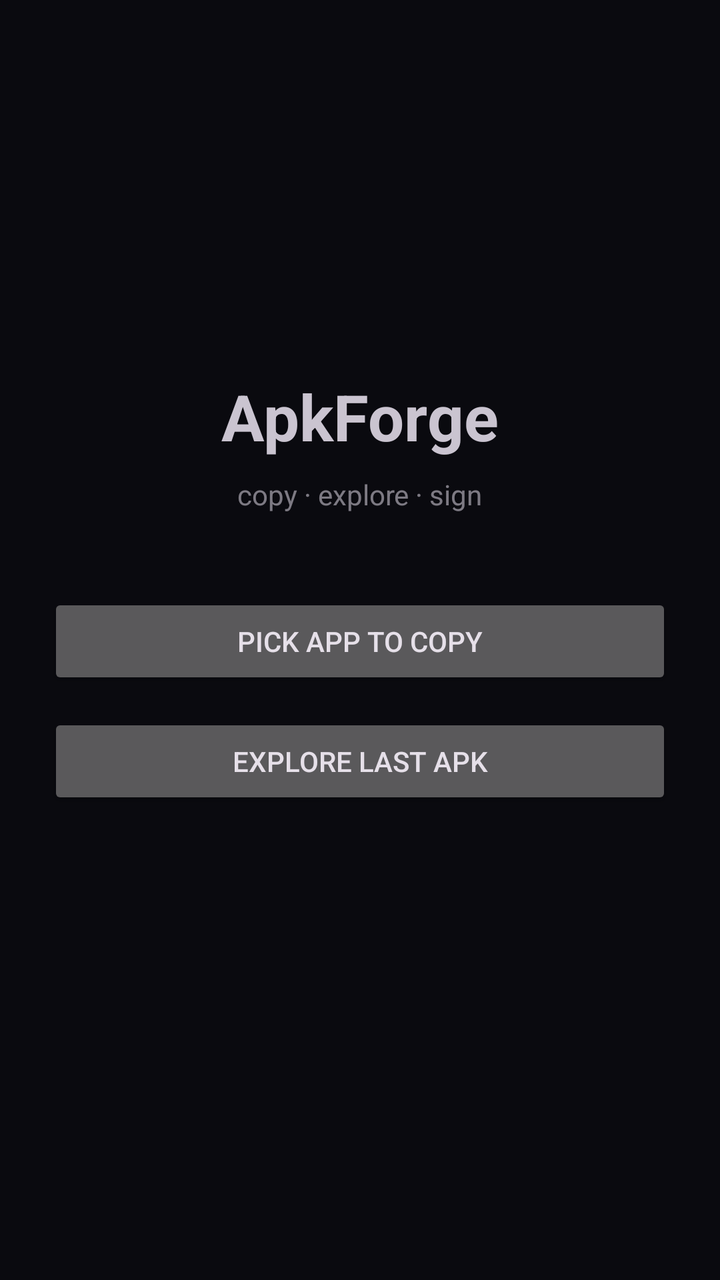
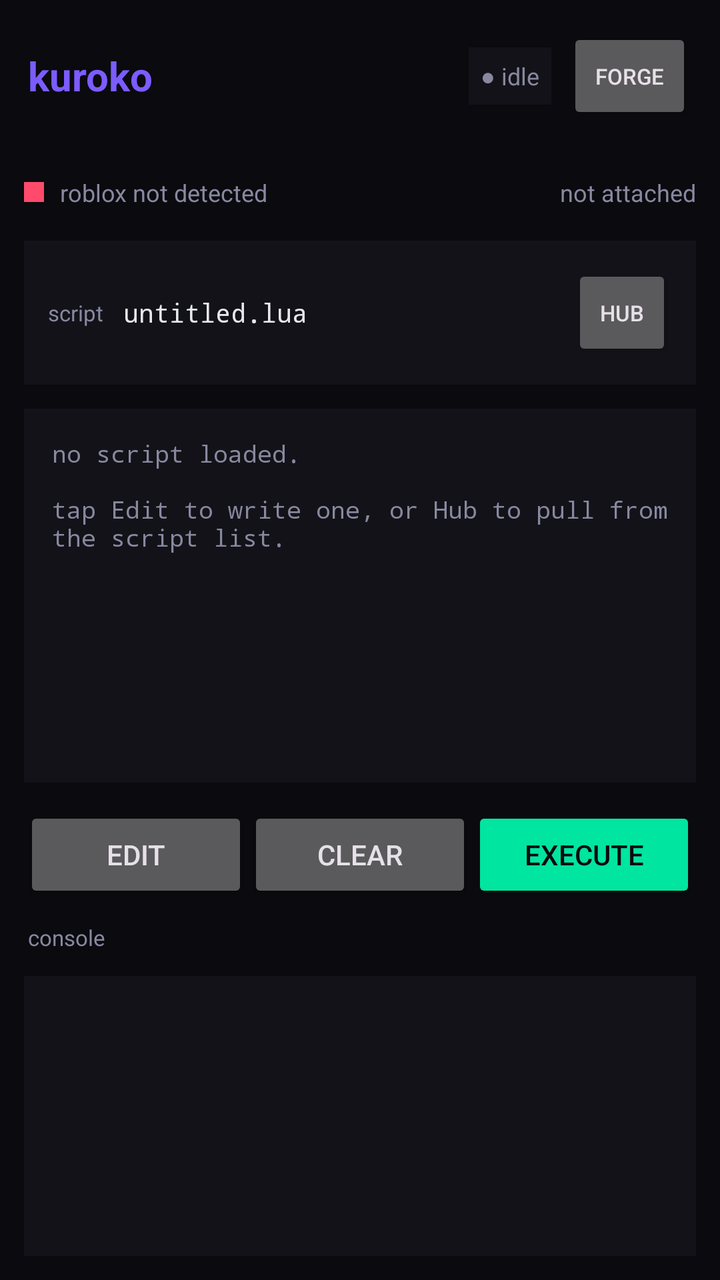

An Android layout rendered at two revisions. The XML below is the earlier revision; the diff shows what the commit changed to produce the second picture.
<!-- AndroidManifest.xml: application theme Theme.ApkForge -->
<!-- res/layout/activity_main.xml -->
<?xml version="1.0" encoding="utf-8"?>
<LinearLayout xmlns:android="http://schemas.android.com/apk/res/android"
    android:orientation="vertical"
    android:padding="24dp"
    android:gravity="center"
    android:layout_width="match_parent"
    android:layout_height="match_parent">

    <TextView
        android:text="ApkForge"
        android:textSize="32sp"
        android:textStyle="bold"
        android:layout_marginBottom="8dp"
        android:layout_width="wrap_content"
        android:layout_height="wrap_content"/>

    <TextView
        android:text="copy · explore · sign"
        android:textSize="14sp"
        android:alpha="0.6"
        android:layout_marginBottom="40dp"
        android:layout_width="wrap_content"
        android:layout_height="wrap_content"/>

    <Button
        android:id="@+id/btnPick"
        android:text="Pick App to Copy"
        android:layout_width="match_parent"
        android:layout_height="wrap_content"/>

    <Button
        android:id="@+id/btnExplore"
        android:text="Explore Last APK"
        android:layout_marginTop="12dp"
        android:layout_width="match_parent"
        android:layout_height="wrap_content"/>

    <TextView
        android:id="@+id/btnOut"
        android:textSize="12sp"
        android:alpha="0.7"
        android:layout_marginTop="32dp"
        android:layout_width="wrap_content"
        android:layout_height="wrap_content"/>
</LinearLayout>
<!-- resources referenced by this layout -->
<resources>
  <style name="Theme.ApkForge" parent="Theme.Material3.Dark.NoActionBar">
          <item name="android:statusBarColor">#0A0A0F</item>
          <item name="android:navigationBarColor">#0A0A0F</item>
          <item name="android:windowBackground">#0A0A0F</item>
          <item name="colorPrimary">#7C5CFF</item>
          <item name="colorOnPrimary">#FFFFFF</item>
          <item name="colorSurface">#121218</item>
          <item name="colorOnSurface">#E6E6EE</item>
      </style>
</resources>

<!-- the commit's change to res/layout/activity_main.xml (unified diff, before → after) -->
@@ -1,45 +1,196 @@
 <?xml version="1.0" encoding="utf-8"?>
 <LinearLayout xmlns:android="http://schemas.android.com/apk/res/android"
     android:orientation="vertical"
-    android:padding="24dp"
-    android:gravity="center"
+    android:background="@color/bg"
     android:layout_width="match_parent"
     android:layout_height="match_parent">
 
+    <LinearLayout
+        android:orientation="horizontal"
+        android:gravity="center_vertical"
+        android:padding="14dp"
+        android:layout_width="match_parent"
+        android:layout_height="wrap_content">
+
+        <TextView
+            android:text="kuroko"
+            android:textColor="@color/accent"
+            android:textStyle="bold"
+            android:textSize="20sp"
+            android:layout_weight="1"
+            android:layout_width="0dp"
+            android:layout_height="wrap_content"/>
+
+        <TextView
+            android:id="@+id/txtStatus"
+            android:text="● idle"
+            android:textColor="@color/text_dim"
+            android:background="@color/surface"
+            android:padding="6dp"
+            android:paddingStart="12dp"
+            android:paddingEnd="12dp"
+            android:textSize="12sp"
+            android:layout_marginEnd="8dp"
+            android:layout_width="wrap_content"
+            android:layout_height="wrap_content"/>
+
+        <Button
+            android:id="@+id/btnForge"
+            android:text="Forge"
+            android:textSize="11sp"
+            android:minWidth="0dp"
+            android:paddingStart="14dp"
+            android:paddingEnd="14dp"
+            android:layout_width="wrap_content"
+            android:layout_height="wrap_content"/>
+    </LinearLayout>
+
+    <LinearLayout
+        android:orientation="horizontal"
+        android:gravity="center_vertical"
+        android:padding="12dp"
+        android:paddingTop="0dp"
+        android:layout_width="match_parent"
+        android:layout_height="wrap_content">
+
+        <View
+            android:id="@+id/dotRoblox"
+            android:background="@color/danger"
+            android:layout_width="10dp"
+            android:layout_height="10dp"/>
+
+        <TextView
+            android:id="@+id/txtRoblox"
+            android:text="roblox not detected"
+            android:textColor="@color/text_dim"
+            android:textSize="12sp"
+            android:layout_marginStart="8dp"
+            android:layout_weight="1"
+            android:layout_width="0dp"
+            android:layout_height="wrap_content"/>
+
+        <TextView
+            android:id="@+id/txtAttach"
+            android:text="not attached"
+            android:textColor="@color/text_dim"
+            android:textSize="12sp"
+            android:layout_width="wrap_content"
+            android:layout_height="wrap_content"/>
+    </LinearLayout>
+
+    <LinearLayout
+        android:orientation="horizontal"
+        android:gravity="center_vertical"
+        android:background="@color/surface"
+        android:padding="12dp"
+        android:layout_marginStart="12dp"
+        android:layout_marginEnd="12dp"
+        android:layout_marginTop="4dp"
+        android:layout_width="match_parent"
+        android:layout_height="wrap_content">
+
+        <TextView
+            android:text="script"
+            android:textColor="@color/text_dim"
+            android:textSize="11sp"
+            android:layout_marginEnd="10dp"
+            android:layout_width="wrap_content"
+            android:layout_height="wrap_content"/>
+
+        <TextView
+            android:id="@+id/txtScript"
+            android:text="untitled.lua"
+            android:textColor="@color/text"
+            android:fontFamily="monospace"
+            android:textSize="13sp"
+            android:layout_weight="1"
+            android:layout_width="0dp"
+            android:layout_height="wrap_content"/>
+
+        <Button
+            android:id="@+id/btnHub"
+            android:text="Hub"
+            android:textSize="11sp"
+            android:minWidth="0dp"
+            android:paddingStart="14dp"
+            android:paddingEnd="14dp"
+            android:layout_width="wrap_content"
+            android:layout_height="wrap_content"/>
+    </LinearLayout>
+
+    <ScrollView
+        android:background="@color/surface"
+        android:layout_margin="12dp"
+        android:layout_weight="1"
+        android:layout_width="match_parent"
+        android:layout_height="0dp">
+
+        <TextView
+            android:id="@+id/txtPreview"
+            android:text="no script loaded.\n\ntap Edit to write one, or Hub to pull from the script list."
+            android:textColor="@color/text_dim"
+            android:fontFamily="monospace"
+            android:textSize="12sp"
+            android:padding="14dp"
+            android:layout_width="match_parent"
+            android:layout_height="wrap_content"/>
+    </ScrollView>
+
+    <LinearLayout
+        android:orientation="horizontal"
+        android:paddingStart="12dp"
+        android:paddingEnd="12dp"
+        android:layout_width="match_parent"
+        android:layout_height="wrap_content">
+
+        <Button
+            android:id="@+id/btnEdit"
+            android:text="Edit"
+            android:layout_weight="1"
+            android:layout_width="0dp"
+            android:layout_height="wrap_content"/>
+
+        <Button
+            android:id="@+id/btnClear"
+            android:text="Clear"
+            android:layout_weight="1"
+            android:layout_width="0dp"
+            android:layout_height="wrap_content"/>
+
+        <Button
+            android:id="@+id/btnExecute"
+            android:text="Execute"
+            android:textColor="@color/bg"
+            android:backgroundTint="@color/accent2"
+            android:layout_weight="1"
+            android:layout_width="0dp"
+            android:layout_height="wrap_content"/>
+    </LinearLayout>
+
     <TextView
-        android:text="ApkForge"
-        android:textSize="32sp"
-        android:textStyle="bold"
-        android:layout_marginBottom="8dp"
+        android:text="console"
+        android:textColor="@color/text_dim"
+        android:textSize="11sp"
+        android:paddingStart="14dp"
+        android:paddingTop="10dp"
         android:layout_width="wrap_content"
         android:layout_height="wrap_content"/>
 
-    <TextView
-        android:text="copy · explore · sign"
-        android:textSize="14sp"
-        android:alpha="0.6"
-        android:layout_marginBottom="40dp"
-        android:layout_width="wrap_content"
-        android:layout_height="wrap_content"/>
+    <ScrollView
+        android:background="@color/surface"
+        android:layout_margin="12dp"
+        android:layout_marginTop="4dp"
+        android:layout_height="140dp"
+        android:layout_width="match_parent">
 
-    <Button
-        android:id="@+id/btnPick"
-        android:text="Pick App to Copy"
-        android:layout_width="match_parent"
-        android:layout_height="wrap_content"/>
-
-    <Button
-        android:id="@+id/btnExplore"
-        android:text="Explore Last APK"
-        android:layout_marginTop="12dp"
-        android:layout_width="match_parent"
-        android:layout_height="wrap_content"/>
-
-    <TextView
-        android:id="@+id/btnOut"
-        android:textSize="12sp"
-        android:alpha="0.7"
-        android:layout_marginTop="32dp"
-        android:layout_width="wrap_content"
-        android:layout_height="wrap_content"/>
+        <TextView
+            android:id="@+id/txtLog"
+            android:fontFamily="monospace"
+            android:textColor="@color/text_dim"
+            android:textSize="11sp"
+            android:padding="10dp"
+            android:textIsSelectable="true"
+            android:layout_width="match_parent"
+            android:layout_height="wrap_content"/>
+    </ScrollView>
 </LinearLayout>
<!-- resource entries referenced after the edit -->
@@ -1,5 +1,12 @@
 <!-- resources referenced by this layout -->
 <resources>
+  <color name="accent">#7C5CFF</color>
+  <color name="accent2">#00E5A0</color>
+  <color name="bg">#0A0A0F</color>
+  <color name="danger">#FF4A6B</color>
+  <color name="surface">#121218</color>
+  <color name="text">#E6E6EE</color>
+  <color name="text_dim">#8888A0</color>
   <style name="Theme.ApkForge" parent="Theme.Material3.Dark.NoActionBar">
           <item name="android:statusBarColor">#0A0A0F</item>
           <item name="android:navigationBarColor">#0A0A0F</item>
